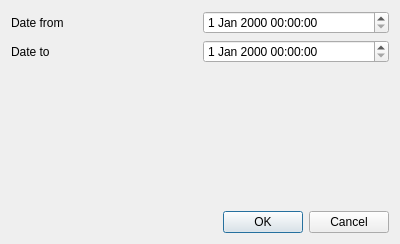
DarkHobbit/homewallet, file app/simplereportdialog.ui: the form before one commit.
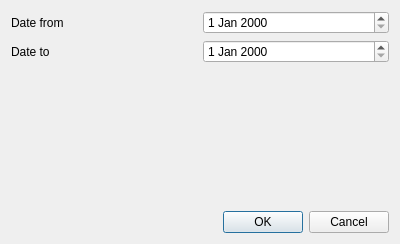
The form after the commit.

Patch:
```diff
--- a/app/simplereportdialog.ui
+++ b/app/simplereportdialog.ui
@@ -24,7 +24,7 @@
       </widget>
      </item>
      <item row="0" column="1">
-      <widget class="QDateTimeEdit" name="dteFrom"/>
+      <widget class="QDateEdit" name="deFrom"/>
      </item>
      <item row="1" column="0">
       <widget class="QLabel" name="lbDateTo">
@@ -34,7 +34,7 @@
       </widget>
      </item>
      <item row="1" column="1">
-      <widget class="QDateTimeEdit" name="dteTo"/>
+      <widget class="QDateEdit" name="deTo"/>
      </item>
     </layout>
    </item>
```
